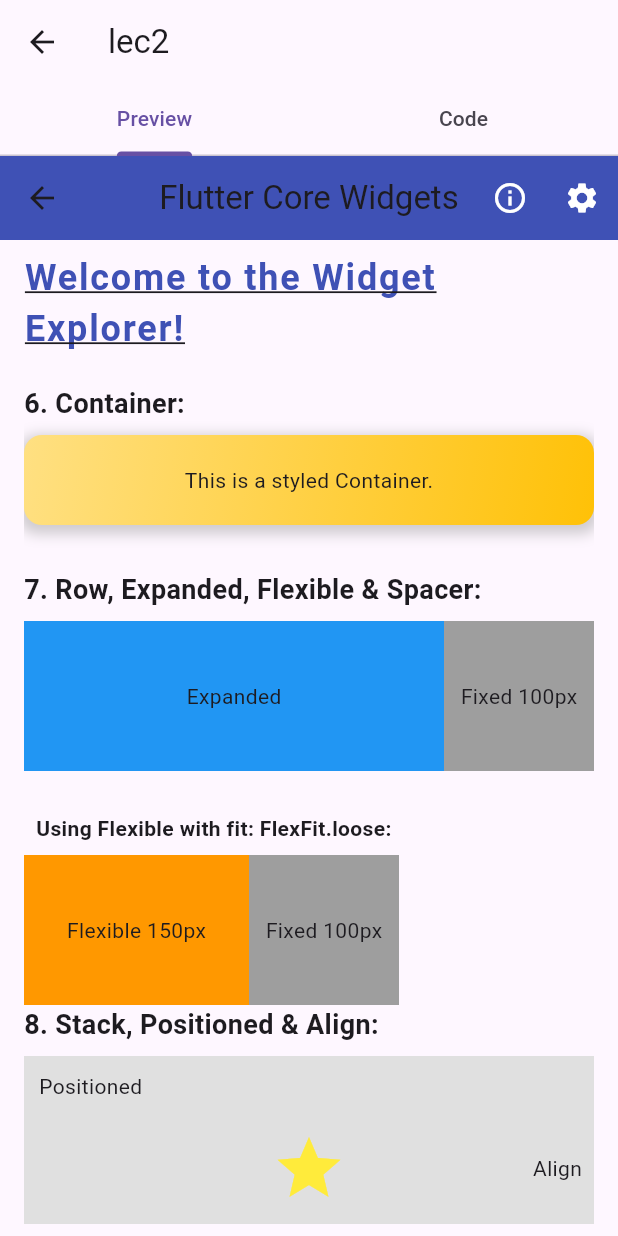
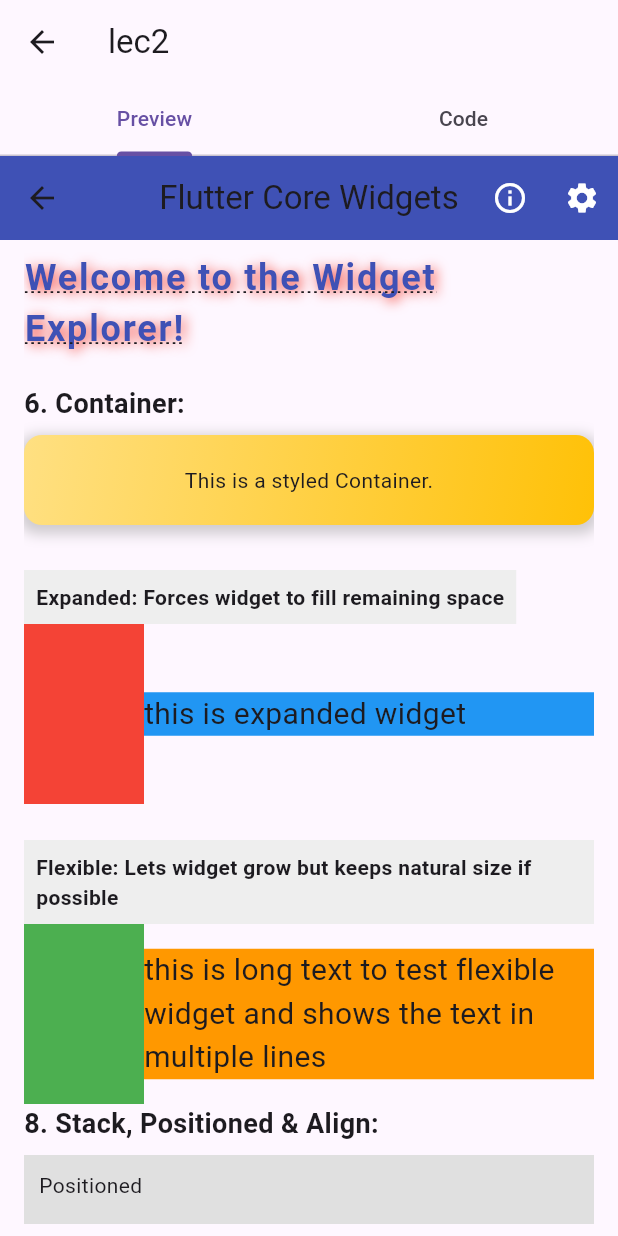
Before and after one commit to AgMarwanAg/componentkit, a Flutter app: the screen it shows after launch, after a tap on "basic Widgets", on a phone screen of 412 x 824 dp. Run offline on Flutter 3.47's test engine with Material 3 defaults, Android fonts, the phone set to English and light mode, and no system bars; our stand-ins replace dio, flutter_highlight, get, shared_preferences, sqflite; accounts and stored records are empty.

Commit message:
update Lec2 widget styles and examples; modify main.dart for SafeArea integration; update dependencies in pubspec.lock

```diff
--- a/lib/lec2.dart
+++ b/lib/lec2.dart
@@ -32,7 +32,15 @@ class Lec2 extends StatelessWidget {
             children: [
               const Text(
                 'Welcome to the Widget Explorer!',
-                style: TextStyle(fontSize: 24, fontWeight: FontWeight.bold, color: Colors.indigo, letterSpacing: 1.2, decoration: TextDecoration.underline),
+                style: TextStyle(
+                    fontSize: 24,
+                    fontWeight: FontWeight.bold,
+                    color: Colors.indigo,
+                    letterSpacing: 1.2,
+                    decoration: TextDecoration.underline,
+                    // backgroundColor: Colors.blueAccent,
+                    decorationStyle: TextDecorationStyle.dotted,
+                    shadows: [Shadow(color: Colors.red, offset: Offset(2.0, 2.0), blurRadius: 10)]),
               ),
               const SizedBox(height: 20),
               const Text('6. Container:', style: TextStyle(fontSize: 18, fontWeight: FontWeight.w600)),
@@ -49,45 +57,49 @@ class Lec2 extends StatelessWidget {
                 child: const Text("This is a styled Container."),
               ),
               const SizedBox(height: 20),
-              const Text('7. Row, Expanded, Flexible & Spacer:', style: TextStyle(fontSize: 18, fontWeight: FontWeight.w600)),
-              const SizedBox(height: 8),
-              Row(
+              // ---------------- Expanded Example ----------------
+              Container(
+                color: Colors.grey.shade200,
+                padding: const EdgeInsets.all(8),
+                child: const Text("Expanded: Forces widget to fill remaining space", style: TextStyle(fontWeight: FontWeight.bold)),
+              ),
+              SizedBox(
+                height: 120,
+                child: Row(
                   children: [
+                    Container(width: 80, color: Colors.red),
                     Expanded(
                       child: Container(
                         color: Colors.blue,
-                      height: 100,
-                      child: const Center(child: Text('Expanded')),
+                        child: Text('this is expanded widget', style: TextStyle(fontSize: 20)),
                       ),
-                  ),
-                  Container(
-                    color: Colors.grey,
-                    width: 100,
-                    height: 100,
-                    child: const Center(child: Text('Fixed 100px')),
                     ),
                   ],
                 ),
-              const SizedBox(height: 20),
-              const Padding(
-                padding: EdgeInsets.all(8),
-                child: Text('Using Flexible with fit: FlexFit.loose:', style: TextStyle(fontWeight: FontWeight.bold)),
               ),
-              Row(
+
+              const SizedBox(height: 24),
+
+              // ---------------- Flexible Example ----------------
+              Container(
+                color: Colors.grey.shade200,
+                padding: const EdgeInsets.all(8),
+                child: const Text("Flexible: Lets widget grow but keeps natural size if possible", style: TextStyle(fontWeight: FontWeight.bold)),
+              ),
+
+              SizedBox(
+                height: 120,
+                child: Row(
                   children: [
-                  Container(
-                    width: 150, // Preferred width
+                    Container(width: 80, color: Colors.green),
+                    Flexible(
+                      child: Container(
                         color: Colors.orange,
-                    height: 100,
-                    child: const Center(child: Text('Flexible 150px')),
+                        child: Text('this is long text to test flexible widget and shows the text in multiple lines', style: TextStyle(fontSize: 20)),
                       ),
-                  Container(
-                    color: Colors.grey,
-                    width: 100,
-                    height: 100,
-                    child: const Center(child: Text('Fixed 100px')),
                     ),
                   ],
+                ),
               ),
               const Text('8. Stack, Positioned & Align:', style: TextStyle(fontSize: 18, fontWeight: FontWeight.w600)),
               const SizedBox(height: 8),
--- a/lib/main.dart
+++ b/lib/main.dart
@@ -19,7 +19,9 @@ void main() async {
   await PrefsHelper.init();
 
   runApp(
-    GetMaterialApp(
+    SafeArea(
+      top: false,
+      child: GetMaterialApp(
         debugShowCheckedModeBanner: false,
         routes: {
           '/': (context) => HomeScreen(),
@@ -43,5 +45,6 @@ void main() async {
           Lec9.path: (context) => CodeView(path: Lec9.path, child: Lec9()),
         },
       ),
+    ),
   );
 }
```
Also changed, not shown: pubspec.lock. Lines whose indentation alone changed are shown as unchanged.
